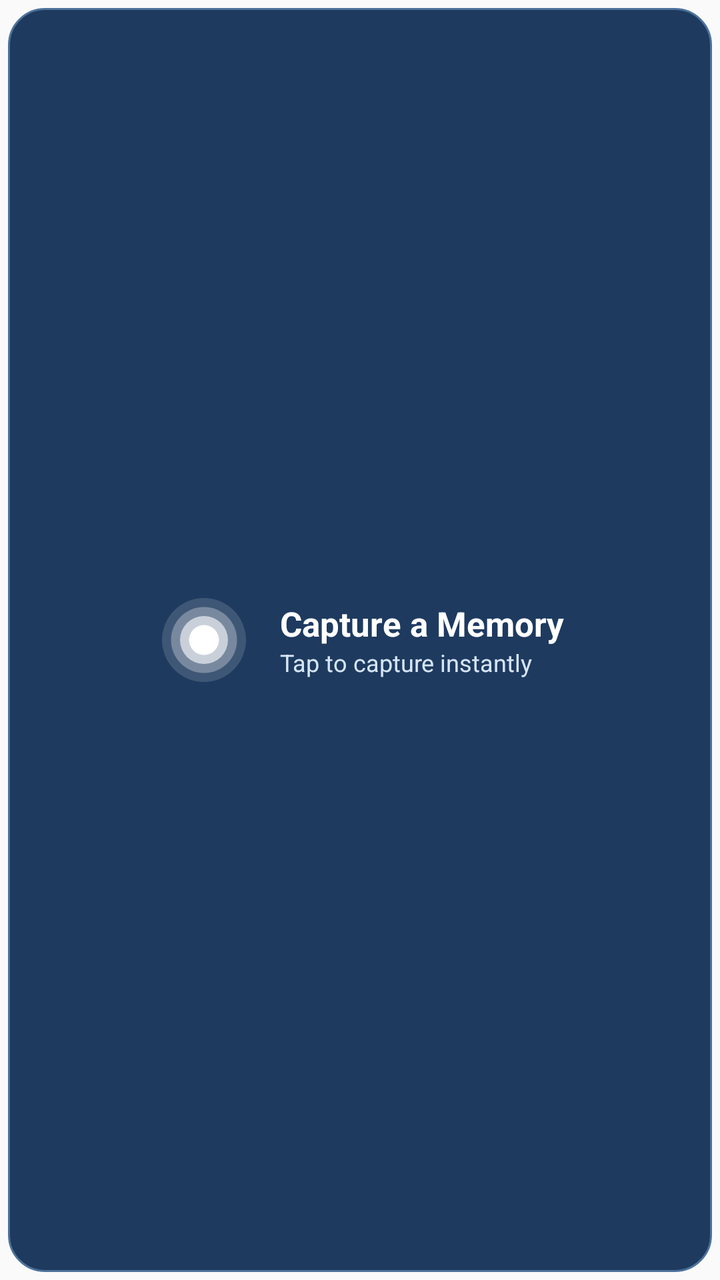
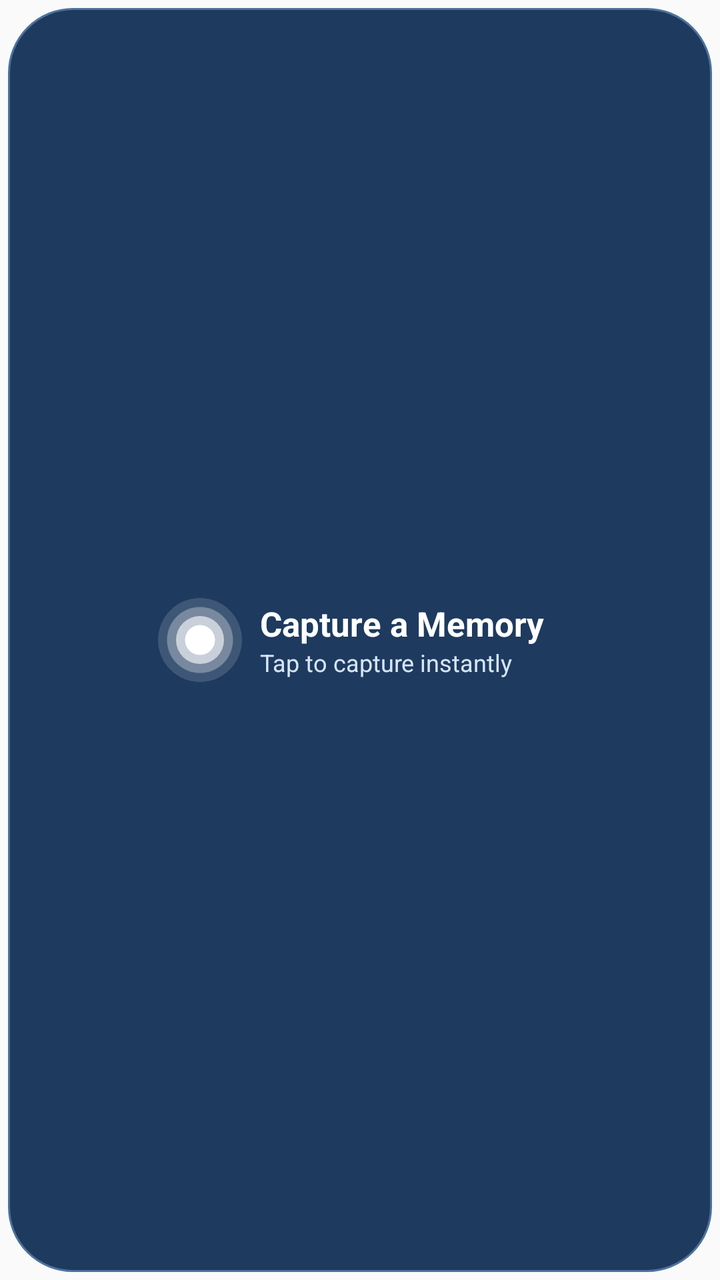

Before-and-after screenshots of an Android layout around one commit, followed by the original layout XML and the change that was made.
<!-- AndroidManifest.xml: application theme Theme.SecondMemory -->
<!-- res/layout/widget_record_thought.xml -->
<?xml version="1.0" encoding="utf-8"?>
<FrameLayout xmlns:android="http://schemas.android.com/apk/res/android"
    android:layout_width="match_parent"
    android:layout_height="match_parent"
    android:padding="4dp">

    <RelativeLayout
        android:id="@+id/widget_record_thought_root"
        android:layout_width="match_parent"
        android:layout_height="match_parent"
        android:background="@drawable/widget_record_thought_bg">

        <LinearLayout
            android:layout_width="wrap_content"
            android:layout_height="wrap_content"
            android:layout_centerInParent="true"
            android:gravity="center_vertical"
            android:orientation="horizontal"
            android:paddingHorizontal="12dp">

            <ImageView
                android:layout_width="48dp"
                android:layout_height="48dp"
                android:contentDescription="@null"
                android:src="@drawable/ic_widget_visualizer" />

            <LinearLayout
                android:layout_width="wrap_content"
                android:layout_height="wrap_content"
                android:layout_marginStart="14dp"
                android:orientation="vertical">

                <TextView
                    android:layout_width="wrap_content"
                    android:layout_height="wrap_content"
                    android:text="@string/widget_record_thought_title"
                    android:textColor="#FFFFFFFF"
                    android:textSize="17sp"
                    android:textStyle="bold" />

                <TextView
                    android:layout_width="wrap_content"
                    android:layout_height="wrap_content"
                    android:text="@string/widget_record_thought_subtitle"
                    android:textColor="#D6E5F6"
                    android:textSize="12sp" />
            </LinearLayout>
        </LinearLayout>
    </RelativeLayout>
</FrameLayout>
<!-- resources referenced by this layout -->
<resources>
  <!-- drawable ic_widget_visualizer (drawable) -->
  <vector xmlns:android="http://schemas.android.com/apk/res/android"
      android:width="32dp"
      android:height="32dp"
      android:viewportWidth="32"
      android:viewportHeight="32">
      
      <path
          android:fillAlpha="0.15"
          android:fillColor="#FFFFFF"
          android:pathData="M16,16m-14,0a14,14 0,1 1,28 0a14,14 0,1 1,-28 0" />
      
      <path
          android:fillAlpha="0.3"
          android:fillColor="#FFFFFF"
          android:pathData="M16,16m-11,0a11,11 0,1 1,22 0a11,11 0,1 1,-22 0" />
      
      <path
          android:fillAlpha="0.6"
          android:fillColor="#FFFFFF"
          android:pathData="M16,16m-8,0a8,8 0,1 1,16 0a8,8 0,1 1,-16 0" />
      
      <path
          android:fillColor="#FFFFFF"
          android:pathData="M16,16m-5,0a5,5 0,1 1,10 0a5,5 0,1 1,-10 0" />
  </vector>
  <!-- drawable widget_record_thought_bg (drawable) -->
  <shape xmlns:android="http://schemas.android.com/apk/res/android"
      android:shape="rectangle">
      <corners android:radius="18dp" />
      <solid android:color="#1E3A5F" />
      <stroke
          android:width="1dp"
          android:color="#4E729B" />
  </shape>
  <string name="widget_record_thought_subtitle">Tap to capture instantly</string>
  <string name="widget_record_thought_title">Capture a Memory</string>
  <style name="Theme.SecondMemory" parent="android:Theme.Material.Light.NoActionBar" />
</resources>

<!-- the commit's change to res/layout/widget_record_thought.xml (unified diff, before → after) -->
@@ -11,23 +11,24 @@
         android:background="@drawable/widget_record_thought_bg">
 
         <LinearLayout
-            android:layout_width="wrap_content"
+            android:layout_width="match_parent"
             android:layout_height="wrap_content"
             android:layout_centerInParent="true"
-            android:gravity="center_vertical"
+            android:gravity="center"
             android:orientation="horizontal"
-            android:paddingHorizontal="12dp">
+            >
 
             <ImageView
                 android:layout_width="48dp"
                 android:layout_height="48dp"
                 android:contentDescription="@null"
-                android:src="@drawable/ic_widget_visualizer" />
+                android:src="@drawable/ic_widget_visualizer"
+                android:layout_marginStart="-12dp" />
 
             <LinearLayout
                 android:layout_width="wrap_content"
                 android:layout_height="wrap_content"
-                android:layout_marginStart="14dp"
+                android:layout_marginStart="6dp"
                 android:orientation="vertical">
 
                 <TextView
<!-- resource entries referenced after the edit -->
@@ -29,7 +29,7 @@
   <!-- drawable widget_record_thought_bg (drawable) -->
   <shape xmlns:android="http://schemas.android.com/apk/res/android"
       android:shape="rectangle">
-      <corners android:radius="18dp" />
+      <corners android:radius="32dp" />
       <solid android:color="#1E3A5F" />
       <stroke
           android:width="1dp"
